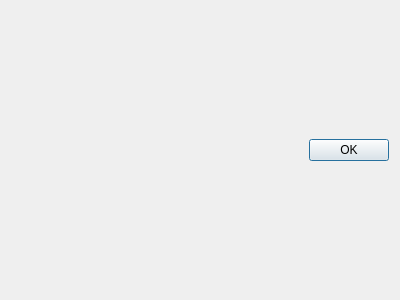
First picture: the form in src/gui/nodeparametersdialog.ui, repository gregorburger/CityDrain3, before the edit.
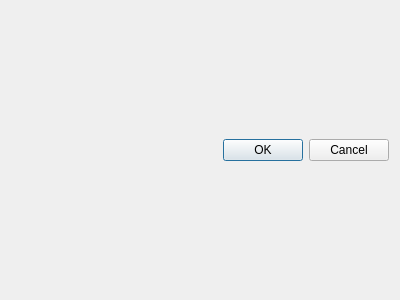
Second picture: the form after the edit.

```diff
--- a/src/gui/nodeparametersdialog.ui
+++ b/src/gui/nodeparametersdialog.ui
@@ -23,7 +23,7 @@
 	  <enum>Qt::Horizontal</enum>
 	 </property>
 	 <property name="standardButtons">
-	  <set>QDialogButtonBox::Ok</set>
+	  <set>QDialogButtonBox::Cancel|QDialogButtonBox::Ok</set>
 	 </property>
 	</widget>
    </item>
```
